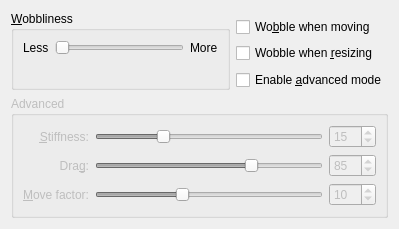
Before: the Qt Designer form src/plugins/wobblywindows/wobblywindows_config.ui in KDE/kwin, drawn with Qt 5.
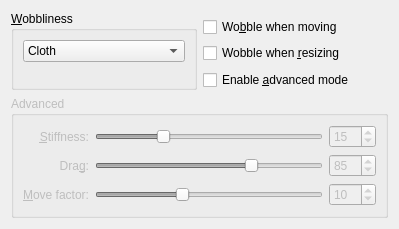
After: the same form once the commit is applied.

Commit message: wobblywindows: use named presets instead of a slider

```diff
--- a/src/plugins/wobblywindows/wobblywindows_config.ui
+++ b/src/plugins/wobblywindows/wobblywindows_config.ui
@@ -195,34 +195,43 @@
       <bool>false</bool>
      </property>
      <layout class="QGridLayout" name="gridLayout_2">
-      <item row="0" column="0">
-       <widget class="QLabel" name="label">
+      <item row="0" column="0" colspan="3">
+        <widget class="QComboBox" name="kcfg_WobblynessLevel">
+          <item>
         <property name="text">
-         <string>Less</string>
-        </property>
-       </widget>
-      </item>
-      <item row="0" column="1">
-       <widget class="QSlider" name="kcfg_WobblynessLevel">
-        <property name="minimumSize">
-         <size>
-          <width>120</width>
-          <height>0</height>
-         </size>
-        </property>
-        <property name="maximum">
-         <number>4</number>
-        </property>
-        <property name="orientation">
-         <enum>Qt::Horizontal</enum>
-        </property>
-       </widget>
-      </item>
-      <item row="0" column="2">
-       <widget class="QLabel" name="label_2">
+              <string>Cloth</string>
+            </property>
+          </item>
+          <item>
+            <property name="text">
+              <string>Gelatin</string>
+            </property>
+          </item>
+          <item>
+            <property name="text">
+              <string>Water</string>
+            </property>
+          </item>
+          <item>
+            <property name="text">
+              <string>Pudding</string>
+            </property>
+          </item>
+          <item>
         <property name="text">
-         <string>More</string>
-        </property>
+              <string>Molasses</string>
+            </property>
+          </item>
+          <item>
+            <property name="text">
+              <string>Nitroglycerin</string>
+            </property>
+          </item>
+          <item>
+            <property name="text">
+              <string>Custom</string>
+            </property>
+          </item>
        </widget>
       </item>
       <item row="1" column="1">
```
Lines whose indentation alone changed are shown as unchanged. The commit also changes 2 other files.
